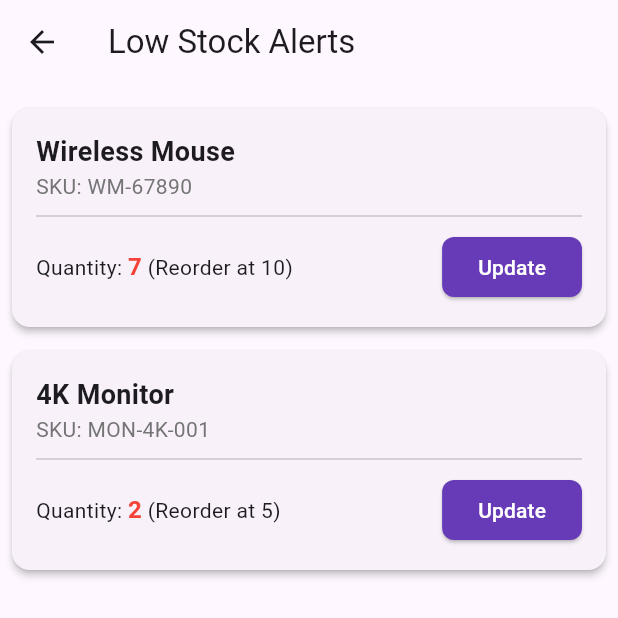
After one commit to Azrof88/flutter-inventory-app, a Flutter app: the LowStockScreen screen opened directly, on a phone screen of 412 x 824 dp, the top half of it. The commit adds this screen. Run offline on Flutter 3.47's test engine with Material 3 defaults, Android fonts, the light colour scheme and no system bars; our stand-ins replace cloud_firestore, fl_chart, shared_preferences; accounts and stored records are empty; network calls fail.

Commit message:
feat: Implement UI for low stock alerts screen

```diff
--- /dev/null
+++ b/lib/screens/alerts/low_stock_screen.dart
@@ -0,0 +1,108 @@
+import 'package:flutter/material.dart';
+import '../../widgets/update_stock_dialog.dart'; // <-- 1. IMPORT THE DIALOG
+
+// MUBIN/MEHEDI: You will replace this with the real Product model.
+class _DummyLowStockProduct {
+  final String name;
+  final String sku;
+  final int quantity;
+  final int reorderLevel;
+
+  _DummyLowStockProduct({
+    required this.name,
+    required this.sku,
+    required this.quantity,
+    required this.reorderLevel,
+  });
+}
+
+class LowStockScreen extends StatelessWidget {
+  const LowStockScreen({super.key});
+
+  @override
+  Widget build(BuildContext context) {
+    // MUBIN/MEHEDI: This dummy list will be replaced by a call to your service layer.
+    final List<_DummyLowStockProduct> lowStockProducts = [
+      _DummyLowStockProduct(name: 'Wireless Mouse', sku: 'WM-67890', quantity: 7, reorderLevel: 10),
+      _DummyLowStockProduct(name: '4K Monitor', sku: 'MON-4K-001', quantity: 2, reorderLevel: 5),
+    ];
+
+    return Scaffold(
+      appBar: AppBar(
+        title: const Text('Low Stock Alerts'),
+      ),
+      body: lowStockProducts.isEmpty
+          ? Center(
+              child: Column(
+                mainAxisAlignment: MainAxisAlignment.center,
+                children: [
+                  Icon(Icons.check_circle_outline_rounded, size: 80, color: Colors.green.shade300),
+                  const SizedBox(height: 16),
+                  const Text('All products are well-stocked!', style: TextStyle(fontSize: 18, color: Colors.grey)),
+                ],
+              ),
+            )
+          : ListView.builder(
+              padding: const EdgeInsets.all(8),
+              itemCount: lowStockProducts.length,
+              itemBuilder: (context, index) {
+                final product = lowStockProducts[index];
+                return Card(
+                  elevation: 2,
+                  margin: const EdgeInsets.symmetric(vertical: 8),
+                  shape: RoundedRectangleBorder(borderRadius: BorderRadius.circular(12)),
+                  child: Padding(
+                    padding: const EdgeInsets.all(16.0),
+                    child: Column(
+                      crossAxisAlignment: CrossAxisAlignment.start,
+                      children: [
+                        Text(
+                          product.name,
+                          style: const TextStyle(fontSize: 18, fontWeight: FontWeight.bold),
+                          maxLines: 2,
+                          overflow: TextOverflow.ellipsis,
+                        ),
+                        Text('SKU: ${product.sku}', style: TextStyle(color: Colors.grey.shade600)),
+                        const Divider(height: 20),
+                        Row(
+                          mainAxisAlignment: MainAxisAlignment.spaceBetween,
+                          children: [
+                            RichText(
+                              text: TextSpan(
+                                style: DefaultTextStyle.of(context).style,
+                                children: <TextSpan>[
+                                  const TextSpan(text: 'Quantity: '),
+                                  TextSpan(text: '${product.quantity}', style: const TextStyle(fontWeight: FontWeight.bold, color: Colors.red, fontSize: 16)),
+                                  TextSpan(text: ' (Reorder at ${product.reorderLevel})'),
+                                ],
+                              ),
+                            ),
+
+                            // --- 2. MAKE THIS BUTTON INTERACTIVE ---
+                            ElevatedButton(
+                              onPressed: () {
+                                // AZROF-NOTE: This is the UI flow. We are reusing the
+                                // UpdateStockDialog we've already built.
+                                showDialog(
+                                  context: context,
+                                  builder: (BuildContext dialogContext) {
+                                    return UpdateStockDialog(
+                                      productName: product.name,
+                                      currentQuantity: product.quantity,
+                                    );
+                                  },
+                                );
+                              },
+                              child: const Text('Update'),
+                            ),
+                          ],
+                        ),
+                      ],
+                    ),
+                  ),
+                );
+              },
+            ),
+    );
+  }
+}
```
Also changed, not shown: lib/screens/dashboard/admin_dashboard_screen.dart (+18 -2 lines), lib/screens/dashboard/staff_dashboard_screen.dart (+18 -2 lines).
